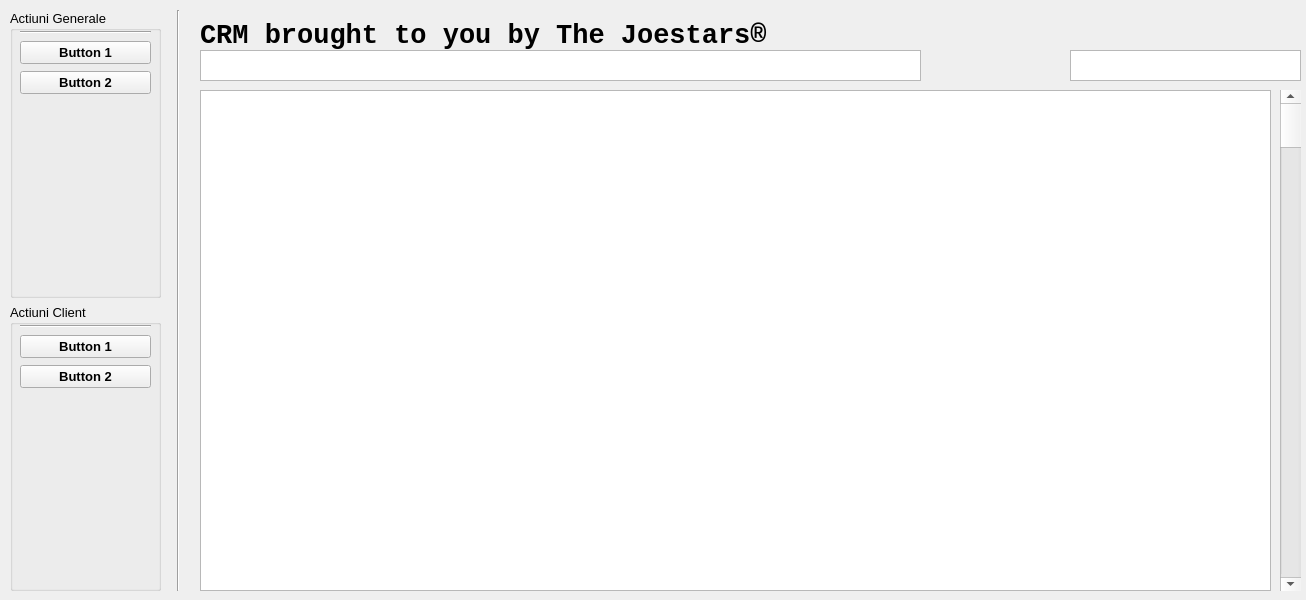
GabyUnalaq/UNI_CRM_Project, file ui/MainInterface.ui: the form before one commit.
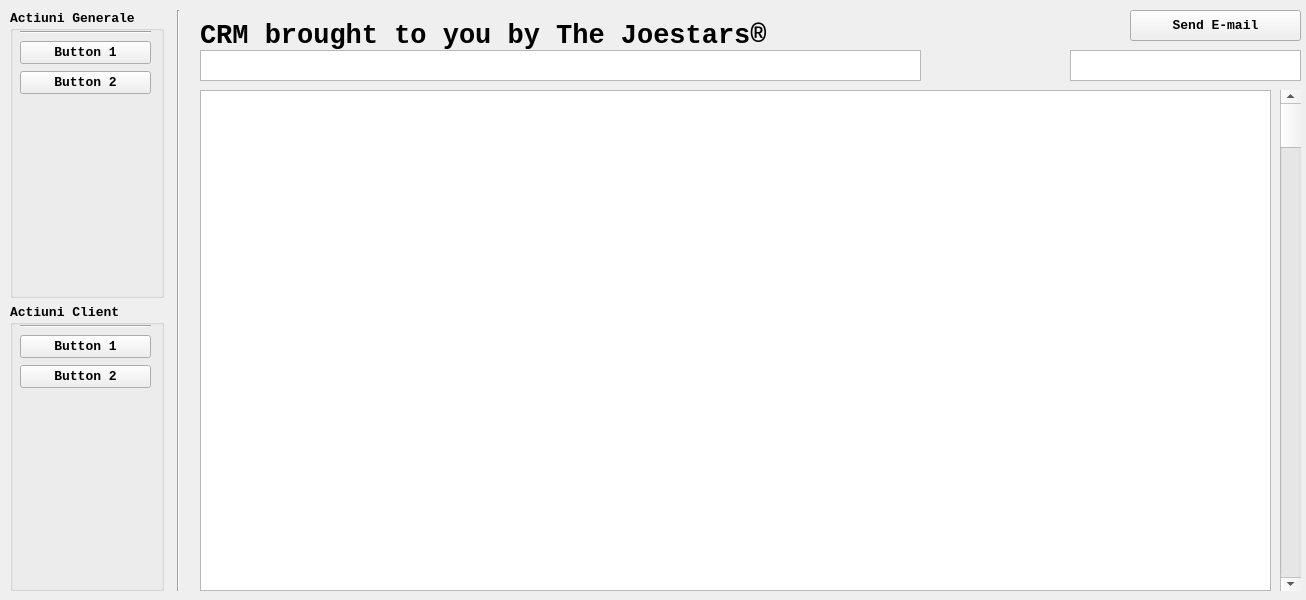
The form after the commit.

Patch:
```diff
--- a/ui/MainInterface.ui
+++ b/ui/MainInterface.ui
@@ -10,6 +10,14 @@
     <height>600</height>
    </rect>
   </property>
+  <property name="font">
+   <font>
+    <family>Courier New</family>
+    <pointsize>10</pointsize>
+    <weight>75</weight>
+    <bold>true</bold>
+   </font>
+  </property>
   <property name="windowTitle">
    <string>qtCRMInterface</string>
   </property>
@@ -111,7 +119,7 @@
     <rect>
      <x>10</x>
      <y>10</y>
-     <width>151</width>
+     <width>154</width>
      <height>581</height>
     </rect>
    </property>
@@ -120,7 +128,10 @@
      <widget class="QGroupBox" name="Qbox_general">
       <property name="font">
        <font>
+        <family>Courier New</family>
         <pointsize>10</pointsize>
+        <weight>75</weight>
+        <bold>true</bold>
        </font>
       </property>
       <property name="title">
@@ -147,6 +158,7 @@
          <widget class="QPushButton" name="Qbutton_general_1">
           <property name="font">
            <font>
+            <family>Courier New</family>
             <pointsize>10</pointsize>
             <weight>75</weight>
             <bold>true</bold>
@@ -164,6 +176,7 @@
          <widget class="QPushButton" name="Qbutton_general_2">
           <property name="font">
            <font>
+            <family>Courier New</family>
             <pointsize>10</pointsize>
             <weight>75</weight>
             <bold>true</bold>
@@ -185,7 +198,10 @@
      <widget class="QGroupBox" name="Qbox_client">
       <property name="font">
        <font>
+        <family>Courier New</family>
         <pointsize>10</pointsize>
+        <weight>75</weight>
+        <bold>true</bold>
        </font>
       </property>
       <property name="title">
@@ -212,6 +228,7 @@
          <widget class="QPushButton" name="Qbutton_client_1">
           <property name="font">
            <font>
+            <family>Courier New</family>
             <pointsize>10</pointsize>
             <weight>75</weight>
             <bold>true</bold>
@@ -229,6 +246,7 @@
          <widget class="QPushButton" name="Qbutton_client_2">
           <property name="font">
            <font>
+            <family>Courier New</family>
             <pointsize>10</pointsize>
             <weight>75</weight>
             <bold>true</bold>
@@ -248,6 +266,19 @@
     </item>
    </layout>
   </widget>
+  <widget class="QPushButton" name="QEmailButton">
+   <property name="geometry">
+    <rect>
+     <x>1130</x>
+     <y>10</y>
+     <width>171</width>
+     <height>31</height>
+    </rect>
+   </property>
+   <property name="text">
+    <string>Send E-mail</string>
+   </property>
+  </widget>
  </widget>
  <resources/>
  <connections/>
```
Left out of the diff: 6 changed lines with no effect on the pictures.
